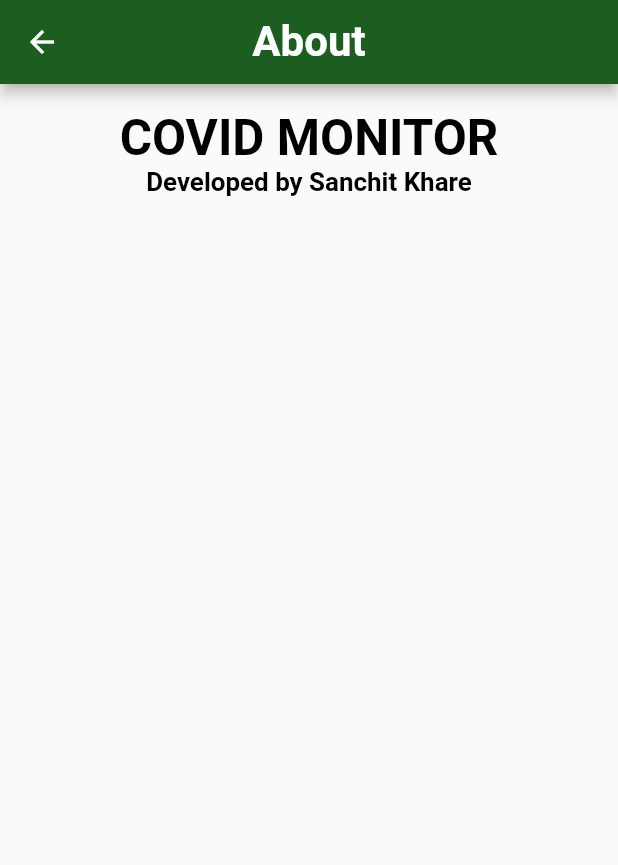
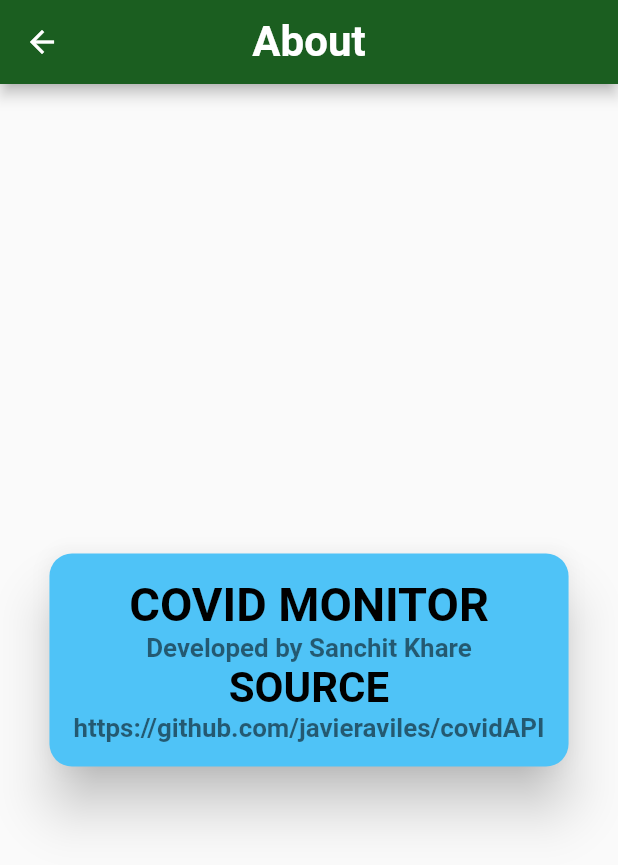
Before and after one commit to sanchit48/covid-monitor, a Flutter app: the AboutScreen screen opened by its route, on a phone screen of 412 x 824 dp. Shown: the top 865 px of the screen. Run offline on Flutter 3.47's test engine with Material 2 defaults, Android fonts, the light colour scheme and no system bars; our stand-ins replace curved_navigation_bar, fluttertoast; network calls fail; Roboto replaces fonts that are missing (Montserrat).

Commit message:
about_screen.dart: Added styling

```diff
--- a/lib/screens/about_screen.dart
+++ b/lib/screens/about_screen.dart
@@ -26,21 +26,26 @@ class AboutScreen extends StatelessWidget {
         backgroundColor: Color(0xff1b5e20)
       ),
 
-      body: Column(
-          children: <Widget> [
+      body: Container(
 
-            SizedBox(
-              height: deviceHeight*0.02,
+          alignment: Alignment.center,
+
+            child: Card(
+              elevation: 15,
+              shape: RoundedRectangleBorder(
+                borderRadius: BorderRadius.circular(15)
               ),
-
-            RichText(
+              color: Color(0xff4fc3f7),
+              child: Padding(
+                padding: const EdgeInsets.all(16.0),
+                child: RichText(
                   textAlign: TextAlign.center,
                   text: TextSpan(
                     children: <TextSpan>[
                       TextSpan(
                         text: 'COVID MONITOR',
                         style: TextStyle(
-                      fontSize: deviceHeight*0.04,
+                          fontSize: deviceHeight*0.038,
                           color: Colors.black,
                           fontWeight: FontWeight.bold
                         )
@@ -50,8 +55,24 @@ class AboutScreen extends StatelessWidget {
                         text: '\nDeveloped by Sanchit Khare',
                         style: TextStyle(
                           fontSize: deviceHeight*0.021,
+                          color: Colors.black54,
+                          fontWeight: FontWeight.w700
+                        )
+                      ),
+                      TextSpan(
+                        text: '\nSOURCE',
+                        style: TextStyle(
+                          fontSize: deviceHeight*0.034,
                           color: Colors.black,
                           fontWeight: FontWeight.bold
+                        )
+                      ),
+                      TextSpan(
+                        text: '\nhttps://github.com/javieraviles/covidAPI',
+                        style: TextStyle(
+                          fontSize: deviceHeight*0.021,
+                          color: Colors.black54,
+                          fontWeight: FontWeight.w700
                         )
                       ),
 
@@ -59,14 +80,9 @@ class AboutScreen extends StatelessWidget {
 
                   )
                 ),
+              ),
+            )
 
-            Container(
-
-
-
-            ),
-
-          ]
         ),
     );
   }
```
Lines whose indentation alone changed are shown as unchanged.
